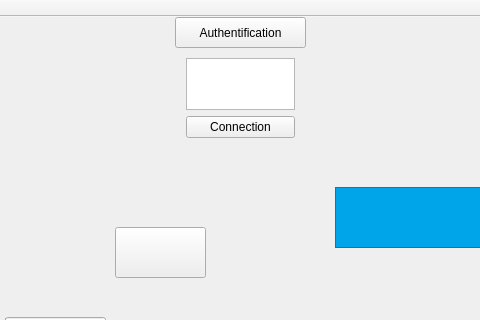
This is Projet_IHM/Automatique/mainwindow.ui in qwendling/TPNote_IHM as Qt 5 draws it before an edit; both pictures show x 445 to 925 and y 0 to 320 of the 1499 by 584 pixel window. The edited form follows.
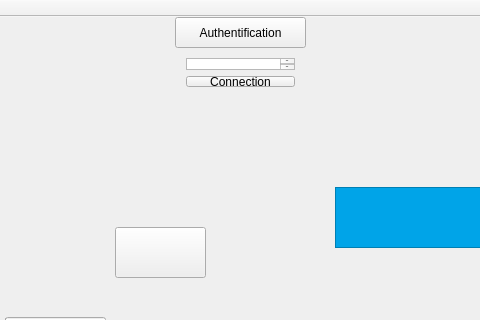
This is the edited form. Icons and pictures are not drawn.

Commit message: Modif taille fenetre connexion

```diff
--- a/Projet_IHM/Automatique/mainwindow.ui
+++ b/Projet_IHM/Automatique/mainwindow.ui
@@ -730,7 +730,7 @@
         <x>620</x>
         <y>30</y>
         <width>131</width>
-        <height>102</height>
+        <height>51</height>
        </rect>
       </property>
       <layout class="QVBoxLayout" name="Mdp">
```
